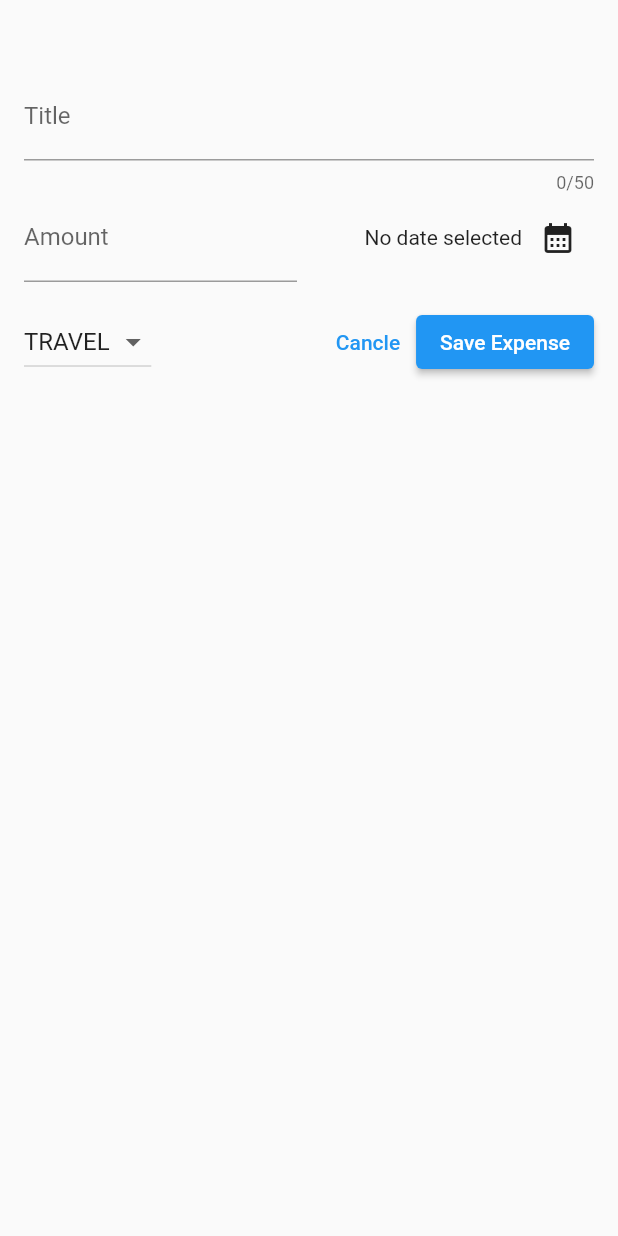
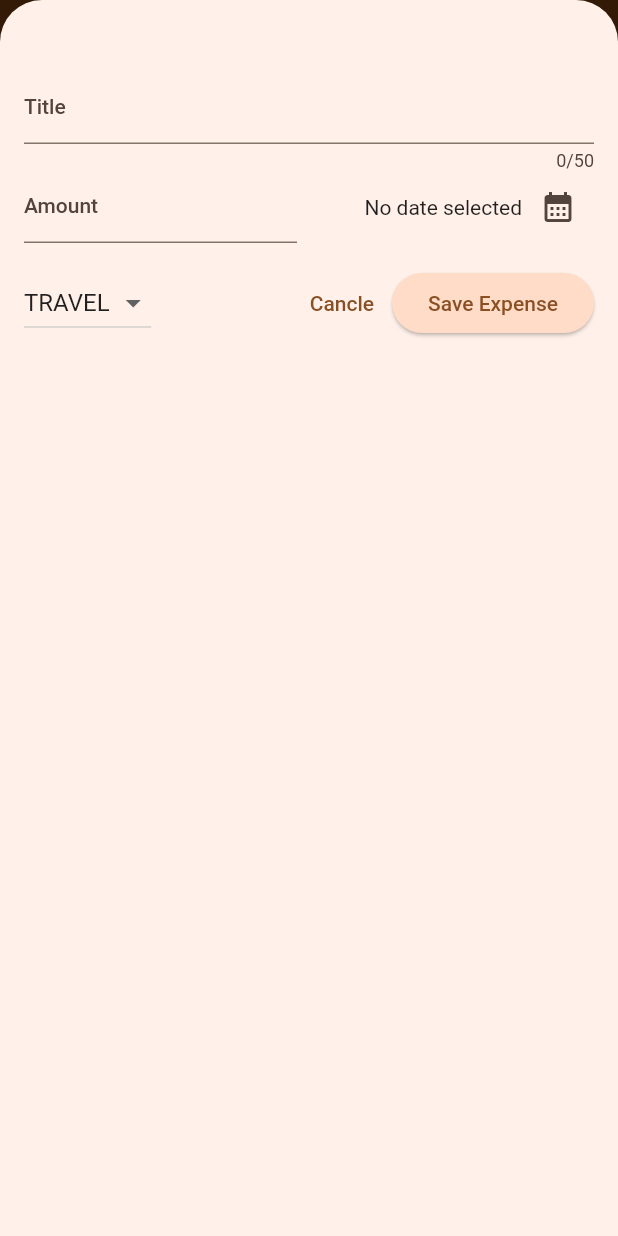
Before and after one commit to MohamedElsaeed424/expense_tracker_app, a Flutter app: the screen it shows after launch, after a tap on the "add" icon, on a phone screen of 412 x 824 dp. Run offline on Flutter 3.47's test engine with Material 2 defaults, Android fonts, the phone set to English and light mode, and no system bars; our stand-ins replace google_fonts.

Commit message:
project V1 done

```diff
--- a/lib/main.dart
+++ b/lib/main.dart
@@ -1,8 +1,46 @@
 import 'package:expense_tracker_app/widgets/expenses.dart';
 import 'package:flutter/material.dart';
 
+var kColorScheme =
+    ColorScheme.fromSeed(seedColor: const Color.fromARGB(0, 255, 128, 0));
+
+var kDarkColorScheme = ColorScheme.fromSeed(
+    brightness: Brightness.dark,
+    seedColor: const Color.fromARGB(0, 117, 59, 0));
 void main() {
-  runApp(const MaterialApp(
-    home: Expenses(),
+  runApp(MaterialApp(
+    darkTheme: ThemeData.dark().copyWith(
+      useMaterial3: true,
+      colorScheme: kDarkColorScheme,
+      cardTheme: const CardTheme().copyWith(
+          color: kDarkColorScheme.secondaryContainer,
+          margin: const EdgeInsets.symmetric(horizontal: 16, vertical: 20)),
+      elevatedButtonTheme: ElevatedButtonThemeData(
+          style: ElevatedButton.styleFrom(
+        backgroundColor: kDarkColorScheme.primaryContainer,
+
+      )),
+    ),
+    theme: ThemeData().copyWith(
+        useMaterial3: true,
+        colorScheme: kColorScheme,
+        appBarTheme: const AppBarTheme().copyWith(
+            backgroundColor: kColorScheme.onPrimaryContainer,
+            foregroundColor: kColorScheme.primaryContainer),
+        cardTheme: const CardTheme().copyWith(
+            color: kColorScheme.secondaryContainer,
+            margin: const EdgeInsets.symmetric(horizontal: 16, vertical: 20)),
+        elevatedButtonTheme: ElevatedButtonThemeData(
+            style: ElevatedButton.styleFrom(
+          backgroundColor: kColorScheme.primaryContainer,
+        )),
+        textTheme: ThemeData().textTheme.copyWith(
+                titleLarge: TextStyle(
+              fontWeight: FontWeight.bold,
+              color: kColorScheme.onSecondaryContainer,
+              fontSize: 19,
+            ))),
+    themeMode: ThemeMode.system,
+    home: const Expenses(),
   ));
 }
--- a/lib/models/expense.dart
+++ b/lib/models/expense.dart
@@ -33,3 +33,22 @@ class Expense {
     return formatter.format(date);
   }
 }
+
+class ExpenseBucket {
+  final List<Expense> expenses;
+  final Category category;
+
+  const ExpenseBucket({required this.expenses, required this.category});
+
+  ExpenseBucket.forCategory(List<Expense> allExpenses, this.category)
+      : expenses = allExpenses
+            .where((expense) => expense.category == category)
+            .toList();
+  double get totalExpenses {
+    double sum = 0;
+    for (final expense in expenses) {
+      sum += expense.amount;
+    }
+    return sum;
+  }
+}
--- /dev/null
+++ b/lib/widgets/chart/chart.dart
@@ -0,0 +1,95 @@
+import 'package:flutter/material.dart';
+
+import 'package:expense_tracker_app/widgets/chart/chart_bar.dart';
+import 'package:expense_tracker_app/models/expense.dart';
+
+class Chart extends StatelessWidget {
+  const Chart({super.key, required this.expenses});
+
+  final List<Expense> expenses;
+
+  List<ExpenseBucket> get buckets {
+    return [
+      ExpenseBucket.forCategory(expenses, Category.food),
+      ExpenseBucket.forCategory(expenses, Category.leisure),
+      ExpenseBucket.forCategory(expenses, Category.travel),
+      ExpenseBucket.forCategory(expenses, Category.work),
+    ];
+  }
+
+  double get maxTotalExpense {
+    double maxTotalExpense = 0;
+
+    for (final bucket in buckets) {
+      if (bucket.totalExpenses > maxTotalExpense) {
+        maxTotalExpense = bucket.totalExpenses;
+      }
+    }
+
+    return maxTotalExpense;
+  }
+
+  @override
+  Widget build(BuildContext context) {
+    final isDarkMode =
+        MediaQuery.of(context).platformBrightness == Brightness.dark;
+    return Container(
+      margin: const EdgeInsets.all(16),
+      padding: const EdgeInsets.symmetric(
+        vertical: 16,
+        horizontal: 8,
+      ),
+      width: double.infinity,
+      height: 180,
+      decoration: BoxDecoration(
+        borderRadius: BorderRadius.circular(8),
+        gradient: LinearGradient(
+          colors: [
+            Theme.of(context).colorScheme.primary.withOpacity(0.3),
+            Theme.of(context).colorScheme.primary.withOpacity(0.0)
+          ],
+          begin: Alignment.bottomCenter,
+          end: Alignment.topCenter,
+        ),
+      ),
+      child: Column(
+        children: [
+          Expanded(
+            child: Row(
+              crossAxisAlignment: CrossAxisAlignment.end,
+              children: [
+                for (final bucket in buckets) // alternative to map()
+                  ChartBar(
+                    fill: bucket.totalExpenses == 0
+                        ? 0
+                        : bucket.totalExpenses / maxTotalExpense,
+                  )
+              ],
+            ),
+          ),
+          const SizedBox(height: 12),
+          Row(
+            children: buckets
+                .map(
+                  (bucket) => Expanded(
+                    child: Padding(
+                      padding: const EdgeInsets.symmetric(horizontal: 4),
+                      child: Icon(
+                        categoryIcons[bucket.category],
+                        color: isDarkMode
+                            ? Theme.of(context).colorScheme.secondary
+                            : Theme.of(context)
+                                .colorScheme
+                                .primary
+                                .withOpacity(0.7),
+                      ),
+                    ),
+                  ),
+                )
+                .toList(),
+          )
+        ],
+      ),
+    );
+  }
+}
--- /dev/null
+++ b/lib/widgets/chart/chart_bar.dart
@@ -0,0 +1,34 @@
+import 'package:flutter/material.dart';
+
+class ChartBar extends StatelessWidget {
+  const ChartBar({
+    super.key,
+    required this.fill,
+  });
+
+  final double fill;
+
+  @override
+  Widget build(BuildContext context) {
+    final isDarkMode =
+        MediaQuery.of(context).platformBrightness == Brightness.dark;
+    return Expanded(
+      child: Padding(
+        padding: const EdgeInsets.symmetric(horizontal: 4),
+        child: FractionallySizedBox(
+          heightFactor: fill,
+          child: DecoratedBox(
+            decoration: BoxDecoration(
+              shape: BoxShape.rectangle,
+              borderRadius:
+                  const BorderRadius.vertical(top: Radius.circular(8)),
+              color: isDarkMode
+                  ? Theme.of(context).colorScheme.secondary
+                  : Theme.of(context).colorScheme.primary.withOpacity(0.65),
+            ),
+          ),
+        ),
+      ),
+    );
+  }
+}
--- a/lib/widgets/expenses.dart
+++ b/lib/widgets/expenses.dart
@@ -2,6 +2,8 @@
 // responsable for the main styling
 // use in main.dart
 
+import 'package:expense_tracker_app/widgets/chart/chart.dart';
+import 'package:expense_tracker_app/widgets/chart/chart_bar.dart';
 import 'package:expense_tracker_app/widgets/expenses_list/expenses_list.dart';
 import 'package:expense_tracker_app/widgets/new_expense.dart';
 import 'package:flutter/material.dart';
@@ -87,7 +89,7 @@ class _Expenses extends State<Expenses> {
       ),
       body: Column(
         children: [
-          const Text('Chart'),
+          Chart(expenses: _registeredExpenses),
           Expanded(
             child: _registeredExpenses.isEmpty
                 ? mainContent
--- a/lib/widgets/expenses_list/expense_item.dart
+++ b/lib/widgets/expenses_list/expense_item.dart
@@ -12,8 +12,12 @@ class ExpenseItem extends StatelessWidget {
       child: Padding(
         padding: const EdgeInsets.symmetric(vertical: 20, horizontal: 16),
         child: Column(
+        crossAxisAlignment: CrossAxisAlignment.start,
           children: [
-            Text(expense.title),
+            Text(
+              expense.title,
+              style: Theme.of(context).textTheme.titleLarge,
+            ),
             const SizedBox(
               height: 4,
             ),
--- a/lib/widgets/expenses_list/expenses_list.dart
+++ b/lib/widgets/expenses_list/expenses_list.dart
@@ -15,6 +15,11 @@ class ExpensesList extends StatelessWidget {
     return ListView.builder(
       itemCount: expenses.length,
       itemBuilder: ((context, index) => Dismissible(
+            background: Container(
+              color: Theme.of(context).colorScheme.error.withOpacity(0.3),
+              margin: EdgeInsets.symmetric(
+                  horizontal: Theme.of(context).cardTheme.margin!.horizontal),
+            ),
             key: ValueKey(expenses[index]),
             onDismissed: (direction) {
               onRemoveExpense(expenses[index]);
```
